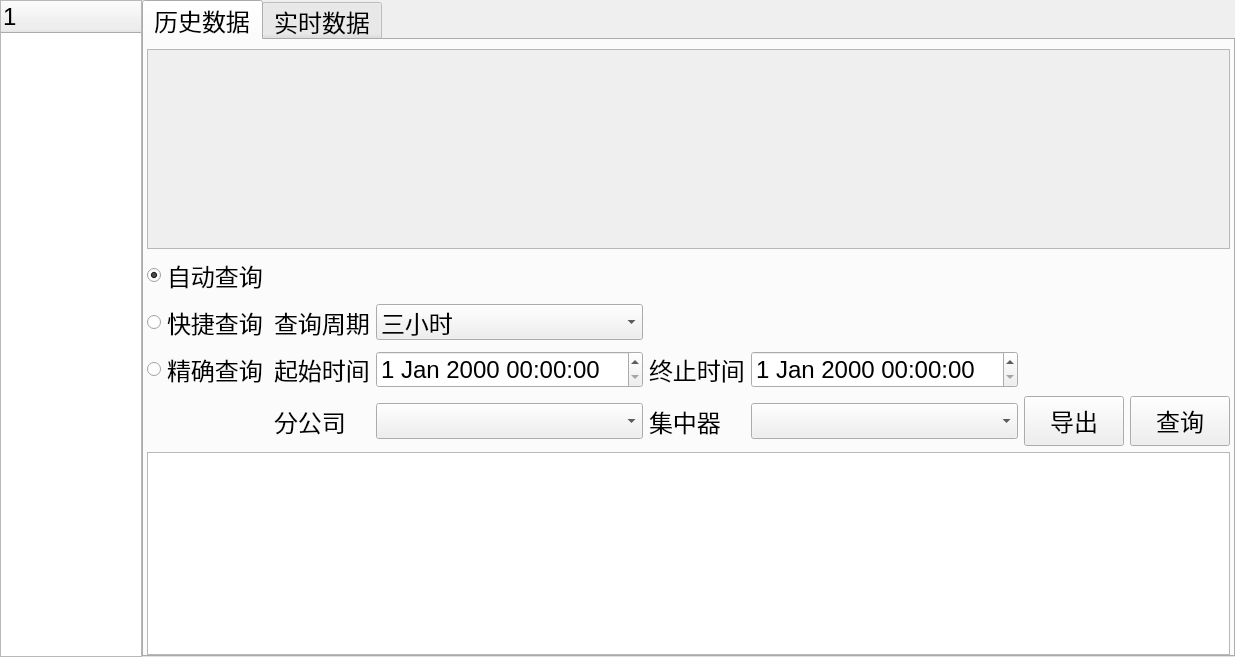
This is SummaryWidget.ui in wanlong1215/test as Qt 5 draws it before an edit. The edited form follows.
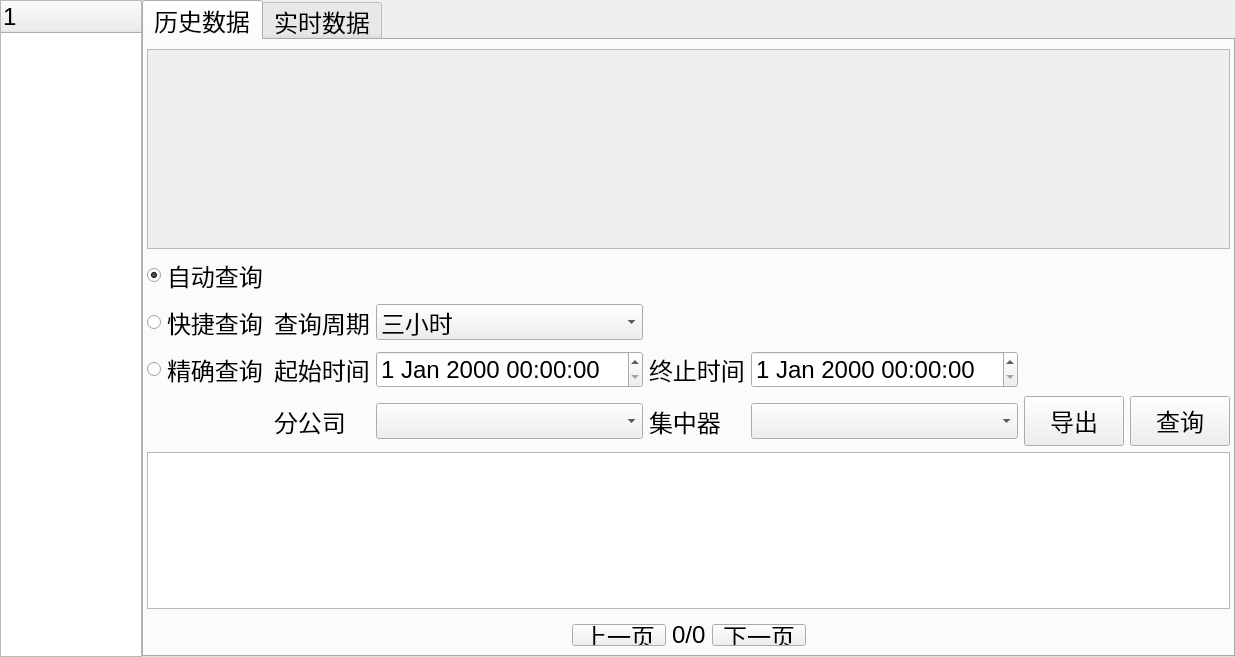
This is the edited form. Custom widgets are drawn as their Qt base class.

Commit message: 添加了翻页功能，筛选功能需要添加过滤

What changed in the file:
```diff
--- a/SummaryWidget.ui
+++ b/SummaryWidget.ui
@@ -385,6 +385,65 @@
          </property>
         </widget>
        </item>
+       <item>
+        <widget class="QWidget" name="widget" native="true">
+         <property name="minimumSize">
+          <size>
+           <width>0</width>
+           <height>40</height>
+          </size>
+         </property>
+         <layout class="QHBoxLayout" name="horizontalLayout_3">
+          <item>
+           <spacer name="horizontalSpacer_3">
+            <property name="orientation">
+             <enum>Qt::Horizontal</enum>
+            </property>
+            <property name="sizeHint" stdset="0">
+             <size>
+              <width>359</width>
+              <height>20</height>
+             </size>
+            </property>
+           </spacer>
+          </item>
+          <item>
+           <widget class="QToolButton" name="btnPrePage">
+            <property name="text">
+             <string>上一页</string>
+            </property>
+           </widget>
+          </item>
+          <item>
+           <widget class="QLabel" name="lblPage">
+            <property name="text">
+             <string>0/0</string>
+            </property>
+           </widget>
+          </item>
+          <item>
+           <widget class="QToolButton" name="btnNextPage">
+            <property name="text">
+             <string>下一页</string>
+            </property>
+           </widget>
+          </item>
+          <item>
+           <spacer name="horizontalSpacer_4">
+            <property name="orientation">
+             <enum>Qt::Horizontal</enum>
+            </property>
+            <property name="sizeHint" stdset="0">
+             <size>
+              <width>358</width>
+              <height>20</height>
+             </size>
+            </property>
+           </spacer>
+          </item>
+         </layout>
+        </widget>
+       </item>
       </layout>
      </widget>
      <widget class="QWidget" name="tab_2">
```
The commit also changes 2 other files.
